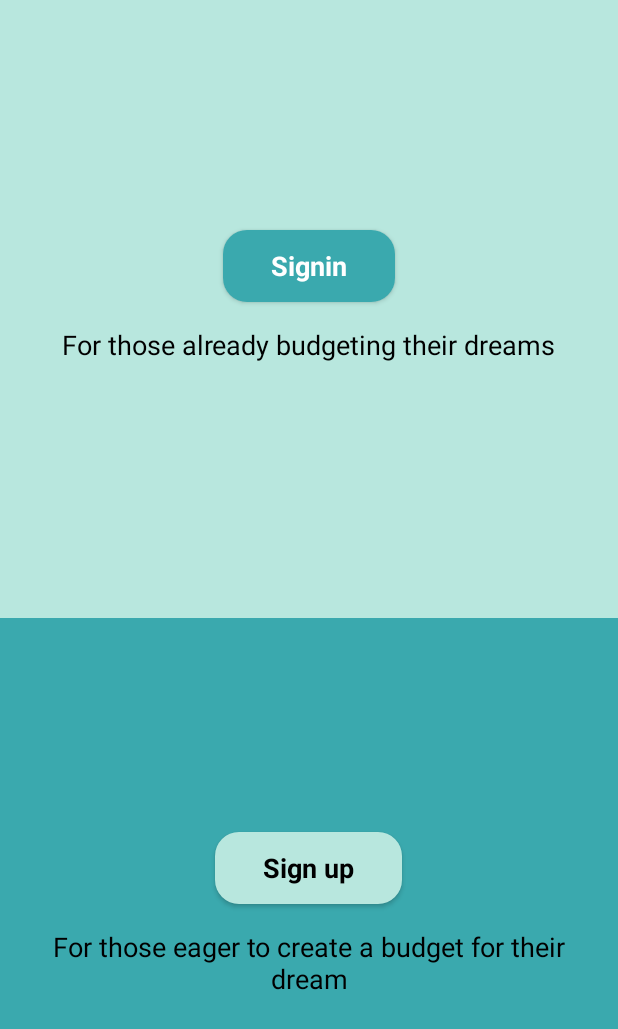
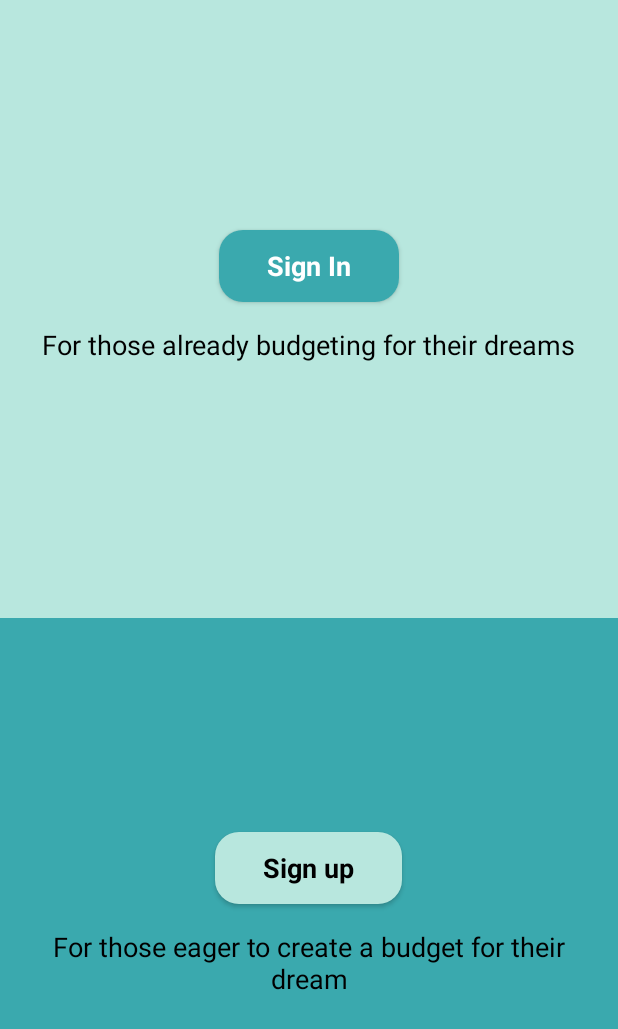
Before and after one commit to kaizer1161/BudgetCatcher, an Android app: the layout activity_sign_in_up.xml on its own in the app's theme, with its tools: preview values and no code run, on a phone screen of 412 x 824 dp. Shown: the top 1029 px of the screen. Run offline under Robolectric (Android 15) with nearby library versions, the light colour scheme and no system bars.

Commit message:
sign in sign up activate created

```diff
--- a/app/src/main/res/layout/activity_main.xml
+++ b/app/src/main/res/layout/activity_main.xml
@@ -5,7 +5,7 @@
     android:id="@+id/container"
     android:layout_width="match_parent"
     android:layout_height="match_parent"
-    tools:context=".MainActivity">
+    tools:context=".View.Activity.MainActivity">
 
     <FrameLayout
         android:layout_width="match_parent"
--- a/app/src/main/res/layout/activity_login_landing_page.xml
+++ b/app/src/main/res/layout/activity_sign_in_up.xml
@@ -17,6 +17,7 @@
             android:orientation="vertical">
 
             <Button
+                android:id="@+id/signIn"
                 android:layout_width="wrap_content"
                 android:layout_height="wrap_content"
                 android:background="@drawable/aquarium_button_background"
@@ -24,7 +25,7 @@
                 android:paddingTop="@dimen/gap_of_8dp"
                 android:paddingRight="@dimen/gap_of_32dp"
                 android:paddingBottom="@dimen/gap_of_8dp"
-                android:text="Signin"
+                android:text="Sign In"
                 android:textAppearance="@style/Base.TextAppearance.AppCompat.Medium"
                 android:textColor="@color/white"
                 android:textStyle="bold" />
@@ -33,7 +34,7 @@
                 android:layout_width="wrap_content"
                 android:layout_height="wrap_content"
                 android:layout_margin="@dimen/gap_of_16dp"
-                android:text="For those already budgeting their dreams"
+                android:text="For those already budgeting for their dreams"
                 android:textAppearance="@style/Base.TextAppearance.AppCompat.Medium"
                 android:textColor="@color/black" />
 
@@ -48,6 +49,7 @@
             android:orientation="vertical">
 
             <Button
+                android:id="@+id/signUp"
                 android:layout_width="wrap_content"
                 android:layout_height="wrap_content"
                 android:background="@drawable/light_blue_button_background"
@@ -69,65 +71,6 @@
                 android:textAppearance="@style/Base.TextAppearance.AppCompat.Medium"
                 android:textColor="@color/black" />
 
-            <!--<LinearLayout
-                android:layout_width="match_parent"
-                android:layout_height="wrap_content"
-                android:layout_margin="@dimen/gap_of_16dp"
-                android:background="@drawable/light_blue_button_background"
-                android:gravity="center"
-                android:orientation="horizontal">
-
-                <LinearLayout
-                    android:id="@+id/facebook"
-                    android:layout_width="0dp"
-                    android:layout_height="wrap_content"
-                    android:layout_weight="50"
-                    android:gravity="center"
-                    android:orientation="horizontal">
-
-                    <ImageView
-                        android:layout_width="40dp"
-                        android:layout_height="40dp"
-                        android:src="@drawable/facebook" />
-
-                    <TextView
-                        android:layout_width="wrap_content"
-                        android:layout_height="wrap_content"
-                        android:layout_gravity="center"
-                        android:text="Facebook"
-                        android:textAppearance="@style/Base.TextAppearance.AppCompat.Medium" />
-
-                </LinearLayout>
-
-                <View
-                    android:layout_width="1dp"
-                    android:layout_height="match_parent"
-                    android:background="@color/black" />
-
-                <LinearLayout
-                    android:id="@+id/twitter"
-                    android:layout_width="0dp"
-                    android:layout_height="wrap_content"
-                    android:layout_weight="50"
-                    android:gravity="center"
-                    android:orientation="horizontal">
-
-                    <ImageView
-                        android:layout_width="40dp"
-                        android:layout_height="40dp"
-                        android:src="@drawable/twitter" />
-
-                    <TextView
-                        android:layout_width="wrap_content"
-                        android:layout_height="wrap_content"
-                        android:layout_gravity="center"
-                        android:text="Twitter"
-                        android:textAppearance="@style/Base.TextAppearance.AppCompat.Medium" />
-
-                </LinearLayout>
-
-            </LinearLayout>-->
-
         </LinearLayout>
 
     </LinearLayout>
```
Also changed, not shown: app/src/main/AndroidManifest.xml (+10 -1 lines), app/src/main/java/com/pushertest/www/budgetcatcher/View/Activity/MainActivity.java (renamed from app/src/main/java/com/pushertest/www/budgetcatcher/MainActivity.java, +3 -10 lines), app/src/main/java/com/pushertest/www/budgetcatcher/View/Activity/SignInSignUp.java (added, +53 -0 lines).
